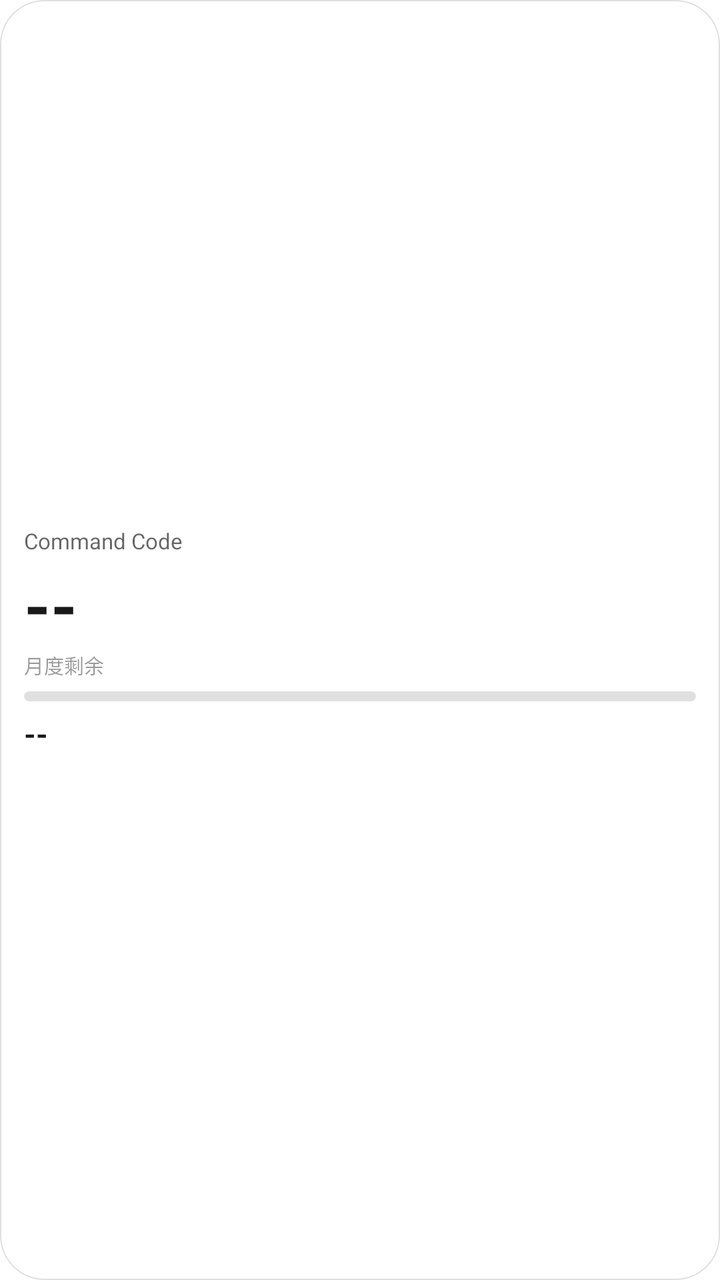
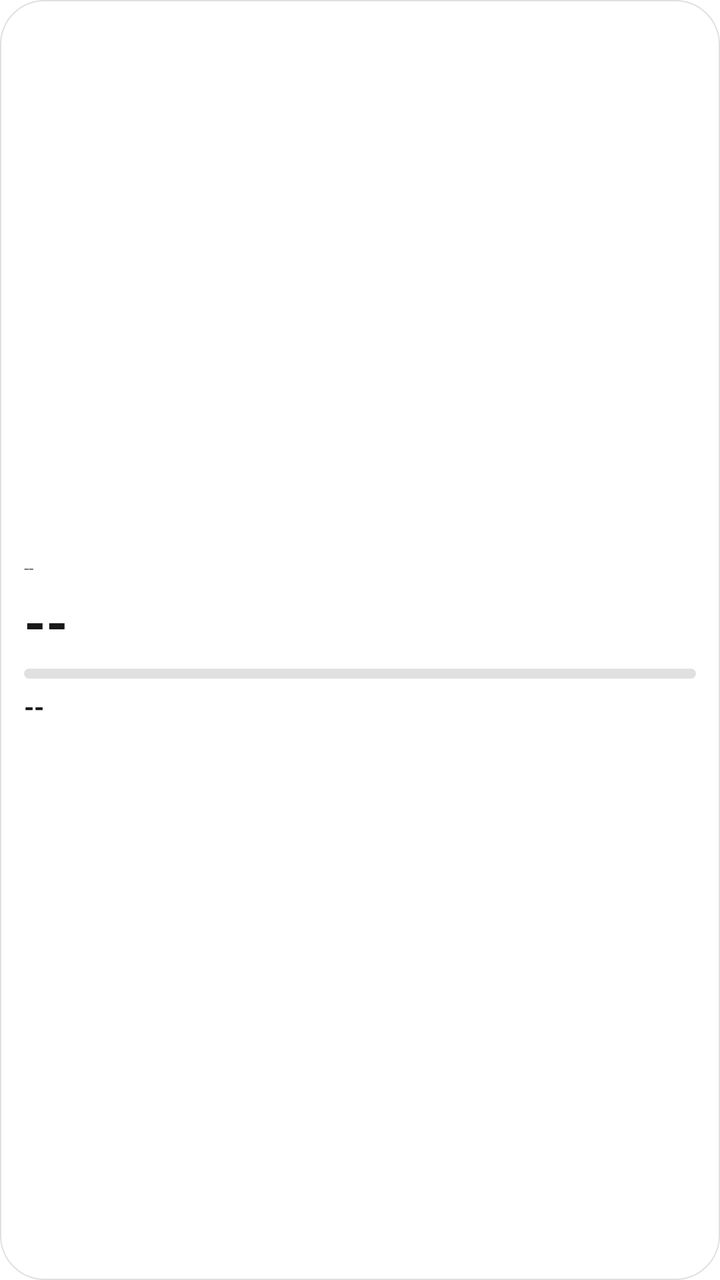

Compare the two renders of this Android layout. The source of the first and the diff that turns it into the second are given below.
<!-- AndroidManifest.xml: application theme Theme.CcUsage -->
<!-- res/layout/widget_usage_2x2.xml -->
<?xml version="1.0" encoding="utf-8"?>
<FrameLayout xmlns:android="http://schemas.android.com/apk/res/android"
    android:id="@android:id/background"
    android:layout_width="match_parent"
    android:layout_height="match_parent"
    android:background="@drawable/widget_background"
    android:padding="12dp">

    <LinearLayout
        android:layout_width="match_parent"
        android:layout_height="match_parent"
        android:orientation="vertical"
        android:gravity="center_vertical">

        <TextView
            android:id="@+id/widget_plan"
            android:layout_width="match_parent"
            android:layout_height="wrap_content"
            android:maxLines="1"
            android:ellipsize="end"
            android:text="@string/widget_placeholder_plan"
            android:textColor="@color/widget_text_secondary"
            android:textSize="11sp" />

        <TextView
            android:id="@+id/widget_percent"
            android:layout_width="match_parent"
            android:layout_height="wrap_content"
            android:layout_marginTop="2dp"
            android:maxLines="1"
            android:text="@string/widget_placeholder_value"
            android:textColor="@color/widget_text_primary"
            android:textSize="34sp"
            android:textStyle="bold" />

        <TextView
            android:id="@+id/widget_percent_caption"
            android:layout_width="match_parent"
            android:layout_height="wrap_content"
            android:maxLines="1"
            android:text="@string/widget_percent_caption"
            android:textColor="@color/widget_text_tertiary"
            android:textSize="10sp" />

        <ProgressBar
            android:id="@+id/widget_monthly_progress"
            style="?android:attr/progressBarStyleHorizontal"
            android:layout_width="match_parent"
            android:layout_height="5dp"
            android:layout_marginTop="6dp"
            android:max="100"
            android:progress="0"
            android:progressDrawable="@drawable/widget_progress" />

        <TextView
            android:id="@+id/widget_tokens"
            android:layout_width="match_parent"
            android:layout_height="wrap_content"
            android:layout_marginTop="6dp"
            android:maxLines="1"
            android:text="@string/widget_placeholder_value"
            android:textColor="@color/widget_text_primary"
            android:textSize="15sp"
            android:textStyle="bold" />
    </LinearLayout>
</FrameLayout>
<!-- resources referenced by this layout -->
<resources>
  <color name="widget_text_primary">#E6000000</color>
  <color name="widget_text_secondary">#99000000</color>
  <color name="widget_text_tertiary">#66000000</color>
  <!-- drawable widget_background (drawable) -->
  <?xml version="1.0" encoding="utf-8"?>
  <shape xmlns:android="http://schemas.android.com/apk/res/android"
      android:shape="rectangle">
      <solid android:color="@color/widget_background_color" />
      <corners android:radius="22dp" />
      <stroke
          android:width="0.5dp"
          android:color="@color/widget_progress_track" />
  </shape>
  <!-- drawable widget_progress (drawable) -->
  <?xml version="1.0" encoding="utf-8"?>
  <layer-list xmlns:android="http://schemas.android.com/apk/res/android">
      <item android:id="@android:id/background">
          <shape android:shape="rectangle">
              <solid android:color="@color/widget_progress_track" />
              <corners android:radius="3dp" />
          </shape>
      </item>
      <item android:id="@android:id/progress">
          <clip>
              <shape android:shape="rectangle">
                  <solid android:color="@color/widget_progress_fill" />
                  <corners android:radius="3dp" />
              </shape>
          </clip>
      </item>
  </layer-list>
  <string name="widget_percent_caption">月度剩余</string>
  <string name="widget_placeholder_plan">Command Code</string>
  <string name="widget_placeholder_value">--</string>
  <style name="Theme.CcUsage" parent="android:Theme.DeviceDefault.DayNight">
          <item name="android:windowBackground">@android:color/transparent</item>
          <item name="android:navigationBarColor">@android:color/transparent</item>
          <item name="android:statusBarColor">@android:color/transparent</item>
          <item name="android:windowLightStatusBar">true</item>
      </style>
  <color name="widget_background_color">#F2FFFFFF</color>
  <color name="widget_progress_track">#1F000000</color>
  <color name="widget_progress_fill">#1B6FF0</color>
</resources>

<!-- the commit's change to res/layout/widget_usage_2x2.xml (unified diff, before → after) -->
@@ -13,14 +13,14 @@
         android:gravity="center_vertical">
 
         <TextView
-            android:id="@+id/widget_plan"
+            android:id="@+id/widget_windows"
             android:layout_width="match_parent"
             android:layout_height="wrap_content"
             android:maxLines="1"
             android:ellipsize="end"
-            android:text="@string/widget_placeholder_plan"
+            android:text="@string/widget_placeholder_value"
             android:textColor="@color/widget_text_secondary"
-            android:textSize="11sp" />
+            android:textSize="9sp" />
 
         <TextView
             android:id="@+id/widget_percent"
@@ -30,24 +30,15 @@
             android:maxLines="1"
             android:text="@string/widget_placeholder_value"
             android:textColor="@color/widget_text_primary"
-            android:textSize="34sp"
+            android:textSize="28sp"
             android:textStyle="bold" />
-
-        <TextView
-            android:id="@+id/widget_percent_caption"
-            android:layout_width="match_parent"
-            android:layout_height="wrap_content"
-            android:maxLines="1"
-            android:text="@string/widget_percent_caption"
-            android:textColor="@color/widget_text_tertiary"
-            android:textSize="10sp" />
 
         <ProgressBar
             android:id="@+id/widget_monthly_progress"
             style="?android:attr/progressBarStyleHorizontal"
             android:layout_width="match_parent"
             android:layout_height="5dp"
-            android:layout_marginTop="6dp"
+            android:layout_marginTop="5dp"
             android:max="100"
             android:progress="0"
             android:progressDrawable="@drawable/widget_progress" />
@@ -56,11 +47,11 @@
             android:id="@+id/widget_tokens"
             android:layout_width="match_parent"
             android:layout_height="wrap_content"
-            android:layout_marginTop="6dp"
+            android:layout_marginTop="5dp"
             android:maxLines="1"
             android:text="@string/widget_placeholder_value"
             android:textColor="@color/widget_text_primary"
-            android:textSize="15sp"
+            android:textSize="13sp"
             android:textStyle="bold" />
     </LinearLayout>
 </FrameLayout>
<!-- resource entries referenced after the edit -->
@@ -2,7 +2,6 @@
 <resources>
   <color name="widget_text_primary">#E6000000</color>
   <color name="widget_text_secondary">#99000000</color>
-  <color name="widget_text_tertiary">#66000000</color>
   <!-- drawable widget_background (drawable) -->
   <?xml version="1.0" encoding="utf-8"?>
   <shape xmlns:android="http://schemas.android.com/apk/res/android"
@@ -31,8 +30,6 @@
           </clip>
       </item>
   </layer-list>
-  <string name="widget_percent_caption">月度剩余</string>
-  <string name="widget_placeholder_plan">Command Code</string>
   <string name="widget_placeholder_value">--</string>
   <style name="Theme.CcUsage" parent="android:Theme.DeviceDefault.DayNight">
           <item name="android:windowBackground">@android:color/transparent</item>
